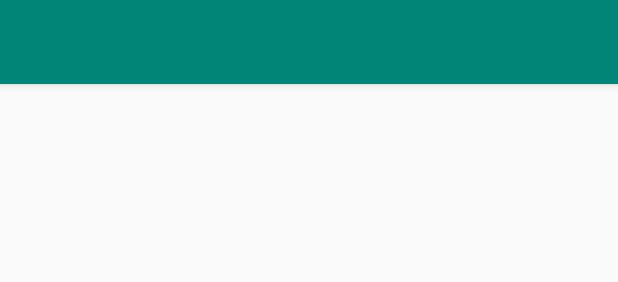
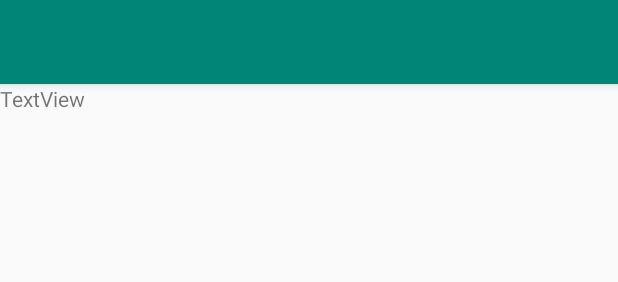
Before and after one commit to burwinliu-zz/hackUCI2020, an Android app: the layout activity_main.xml on its own in the app's theme, with its tools: preview values and no code run, on a phone screen of 412 x 824 dp. Shown: the top 282 px of the screen. Run offline under Robolectric (Android 15) with nearby library versions, the phone set to English and light mode, and no system bars.

Commit message:
add textview test

```diff
--- a/app/src/main/res/layout/content_main.xml
+++ b/app/src/main/res/layout/content_main.xml
@@ -17,4 +17,12 @@
         app:layout_constraintRight_toRightOf="parent"
         app:layout_constraintTop_toTopOf="parent" />
 
+    <TextView
+        android:id="@+id/textView"
+        android:layout_width="wrap_content"
+        android:layout_height="wrap_content"
+        android:text="TextView"
+        tools:layout_editor_absoluteX="173dp"
+        tools:layout_editor_absoluteY="174dp" />
+
 </androidx.constraintlayout.widget.ConstraintLayout>
```
Also changed, not shown: 4 other files.
